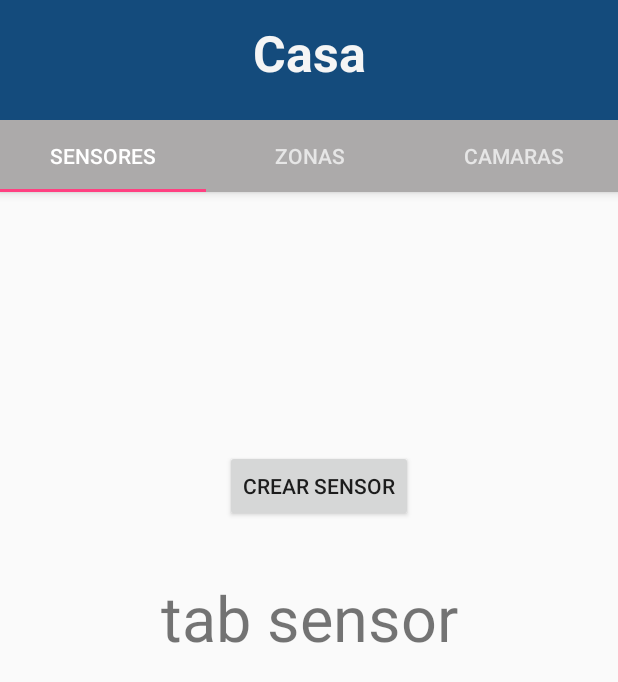
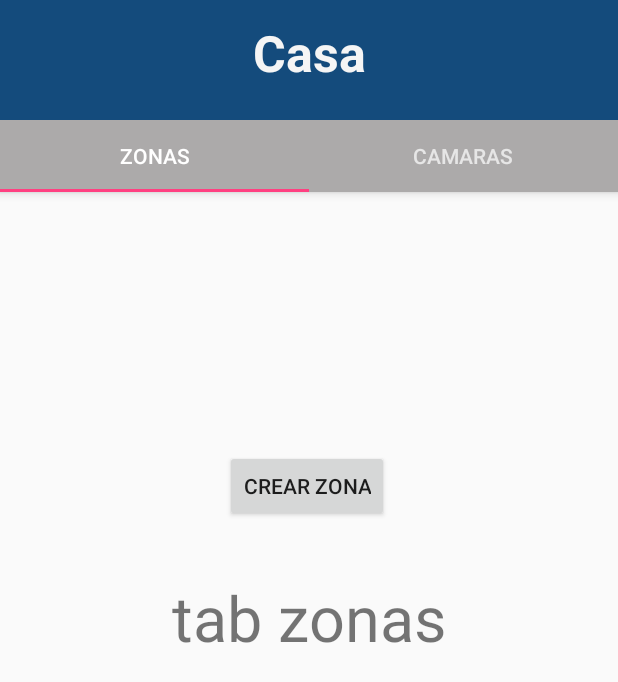
Before and after one commit to matiasrivas94/SECURITYHOUSE, an Android app: the fragment PrincipalFragment shown on its own in the app's theme, on a phone screen of 412 x 824 dp. Shown: the top 682 px of the screen. Run offline under Robolectric (Android 15) with nearby library versions, the phone set to English and light mode, and no system bars.

Commit message:
Agregue splash de Security House Elimine fragments y xml que tengan que ver con sensores Agregue listview al AlarmasFragment solo para probar
*Hay un error cuando volves atras desde los fragments CrearZona y CrearCamara, vuelve al PrincipalFragment y no te muestra titulos ni botones*

```diff
--- a/app/src/main/java/com/example/matiasezequiel/security_house/PrincipalFragment.java
+++ b/app/src/main/java/com/example/matiasezequiel/security_house/PrincipalFragment.java
@@ -39,7 +39,7 @@ public class PrincipalFragment extends Fragment {
 
         // Set up the ViewPager with the sections adapter.
         ViewPager mViewPager = (ViewPager) view.findViewById(R.id.pager);
-        mViewPager.setAdapter(new PagerAdapter(getFragmentManager(),3));
+        mViewPager.setAdapter(new PagerAdapter(getFragmentManager(),2));
 
         TabLayout tabLayout = (TabLayout) view.findViewById(R.id.tabs);
 
@@ -63,12 +63,9 @@ public class PrincipalFragment extends Fragment {
 
             switch (position) {
                 case 0:
-                    TabSensoresFragment tab1 = new TabSensoresFragment();
-                    return tab1;
-                case 1:
                     TabZonasFragment tab2 = new TabZonasFragment();
                     return tab2;
-                case 2:
+                case 1:
                     TabCamarasFragment tab3 = new TabCamarasFragment();
                     return tab3;
                 default:
@@ -78,7 +75,7 @@ public class PrincipalFragment extends Fragment {
 
         @Override
         public int getCount() {
-            return 3;
+            return 2;
         }
     }
 }
--- a/app/src/main/java/com/example/matiasezequiel/security_house/TabCamarasFragment.java
+++ b/app/src/main/java/com/example/matiasezequiel/security_house/TabCamarasFragment.java
@@ -20,8 +20,8 @@ public class TabCamarasFragment extends Fragment {
         // Inflate the layout for this fragment
         View v = inflater.inflate(R.layout.fragment_tab_camaras, container, false);
 
-        Button btnCrearAlarma =(Button)v.findViewById(R.id.btnCrearCamara);
-        btnCrearAlarma.setOnClickListener(new View.OnClickListener() {
+        Button btnCrearCamara =(Button)v.findViewById(R.id.btnCrearCamara);
+        btnCrearCamara.setOnClickListener(new View.OnClickListener() {
             @Override
             public void onClick(View v) {
                 FragmentTransaction fr = getFragmentManager().beginTransaction();
--- a/app/src/main/java/com/example/matiasezequiel/security_house/TabSensoresFragment.java
+++ /dev/null
@@ -1,35 +0,0 @@
-package com.example.matiasezequiel.security_house;
-
-import android.content.Context;
-import android.net.Uri;
-import android.os.Bundle;
-import android.support.v4.app.Fragment;
-import android.support.v4.app.FragmentTransaction;
-import android.view.LayoutInflater;
-import android.view.View;
-import android.view.ViewGroup;
-import android.widget.Button;
-
-
-public class TabSensoresFragment extends Fragment {
-
-    @Override
-    public View onCreateView(LayoutInflater inflater, ViewGroup container,
-                             Bundle savedInstanceState) {
-        // Inflate the layout for this fragment
-        View v = inflater.inflate(R.layout.fragment_tab_sensores, container, false);
-
-        Button btnCrearAlarma =(Button)v.findViewById(R.id.btnCrearSensor);
-        btnCrearAlarma.setOnClickListener(new View.OnClickListener() {
-            @Override
-            public void onClick(View v) {
-                FragmentTransaction fr = getFragmentManager().beginTransaction();
-                fr.replace(R.id.contenedor, new CrearSensorFragment()).addToBackStack(null);
-                fr.commit();
-            }
-        });
-
-        return v;
-    }
-
-}
--- a/app/src/main/java/com/example/matiasezequiel/security_house/TabZonasFragment.java
+++ b/app/src/main/java/com/example/matiasezequiel/security_house/TabZonasFragment.java
@@ -4,10 +4,11 @@ import android.content.Context;
 import android.net.Uri;
 import android.os.Bundle;
 import android.support.v4.app.Fragment;
+import android.support.v4.app.FragmentTransaction;
 import android.view.LayoutInflater;
 import android.view.View;
 import android.view.ViewGroup;
-
+import android.widget.Button;
 
 
 public class TabZonasFragment extends Fragment {
@@ -17,7 +18,19 @@ public class TabZonasFragment extends Fragment {
     public View onCreateView(LayoutInflater inflater, ViewGroup container,
                              Bundle savedInstanceState) {
         // Inflate the layout for this fragment
-        return inflater.inflate(R.layout.fragment_tab_zonas, container, false);
+        View v = inflater.inflate(R.layout.fragment_tab_zonas, container, false);
+
+        Button btnCrearZona =(Button)v.findViewById(R.id.btnCrearZona);
+        btnCrearZona.setOnClickListener(new View.OnClickListener() {
+            @Override
+            public void onClick(View v) {
+                FragmentTransaction fr = getFragmentManager().beginTransaction();
+                fr.replace(R.id.contenedor, new CrearZonaFragment()).addToBackStack(null);
+                fr.commit();
+            }
+        });
+
+        return v;
     }
 
 }
--- a/app/src/main/res/layout/fragment_principal.xml
+++ b/app/src/main/res/layout/fragment_principal.xml
@@ -43,12 +43,6 @@
             android:background="#acaaaa">
 
             <android.support.design.widget.TabItem
-                android:id="@+id/tabItem"
-                android:layout_width="wrap_content"
-                android:layout_height="wrap_content"
-                android:text="sensores" />
-
-            <android.support.design.widget.TabItem
                 android:id="@+id/tabItem2"
                 android:layout_width="wrap_content"
                 android:layout_height="wrap_content"
--- a/app/src/main/res/layout/fragment_tab_sensores.xml
+++ /dev/null
@@ -1,25 +0,0 @@
-<?xml version="1.0" encoding="utf-8"?>
-<FrameLayout xmlns:android="http://schemas.android.com/apk/res/android"
-    xmlns:tools="http://schemas.android.com/tools"
-    android:layout_width="match_parent"
-    android:layout_height="match_parent"
-    tools:context=".TabSensoresFragment">
-
-    <!-- TODO: Update blank fragment layout -->
-    <TextView
-        android:layout_width="match_parent"
-        android:layout_height="match_parent"
-        android:gravity="center"
-        android:text="tab sensor"
-        android:textSize="42sp"
-        android:visibility="visible" />
-
-    <Button
-        android:id="@+id/btnCrearSensor"
-        android:layout_width="wrap_content"
-        android:layout_height="wrap_content"
-        android:layout_marginLeft="150dp"
-        android:layout_marginTop="300dp"
-        android:text="Crear Sensor" />
-
-</FrameLayout>
--- a/app/src/main/res/layout/fragment_tab_zonas.xml
+++ b/app/src/main/res/layout/fragment_tab_zonas.xml
@@ -5,7 +5,7 @@
     android:layout_height="match_parent"
     tools:context=".TabZonasFragment">
 
-    <!-- TODO: Update blank fragment layout -->
+
     <TextView
         android:layout_width="match_parent"
         android:layout_height="match_parent"
@@ -13,4 +13,13 @@
         android:text="tab zonas"
         android:textSize="42sp"
         android:visibility="visible"/>
+
+    <Button
+        android:id="@+id/btnCrearZona"
+        android:layout_width="wrap_content"
+        android:layout_height="wrap_content"
+        android:layout_marginLeft="150dp"
+        android:layout_marginTop="300sp"
+        android:text="Crear Zona" />
+
 </FrameLayout>
--- a/app/src/main/res/layout/splash_screen.xml
+++ b/app/src/main/res/layout/splash_screen.xml
@@ -5,7 +5,7 @@
     android:layout_width="match_parent"
     android:layout_height="match_parent"
     android:id="@+id/Splash"
-    android:background="@drawable/final_splash"
+    android:background="@drawable/final_splash1"
     tools:context="SplashScreenActivity">
 
 </RelativeLayout>
```
Also changed, not shown: app/src/main/java/com/example/matiasezequiel/security_house/AlarmasFragment.java (+15 -0 lines), app/src/main/java/com/example/matiasezequiel/security_house/CrearSensorFragment.java (deleted, +0 -24 lines), app/src/main/java/com/example/matiasezequiel/security_house/MainActivity.java (+10 -1 lines), app/src/main/res/layout/fragment_alarmas.xml (+11 -5 lines), app/src/main/res/layout/fragment_crear_zona.xml (renamed from app/src/main/res/layout/fragment_crear_sensor.xml, +3 -4 lines), app/src/main/res/drawable/final_splash.png (deleted), app/src/main/res/drawable/final_splash1.jpg (added).
